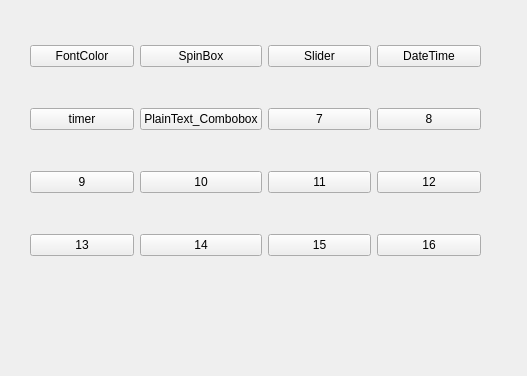
First picture: the form in src/QT_Demo/entry_form.ui, repository dbase/QT_Demo, before the edit.
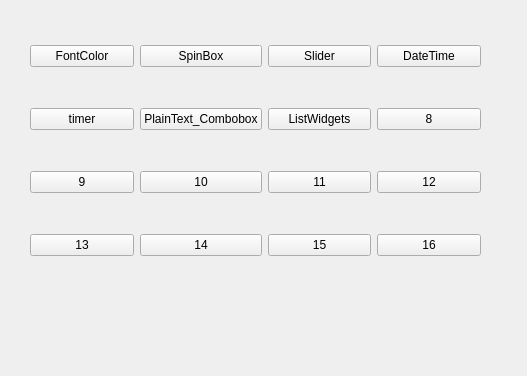
Second picture: the form after the edit.

Commit message: QT_Demo版本：增加学习ListWidgets 控件的界面

```diff
--- a/src/QT_Demo/entry_form.ui
+++ b/src/QT_Demo/entry_form.ui
@@ -89,7 +89,7 @@
     <item row="1" column="2">
      <widget class="QPushButton" name="btn7">
       <property name="text">
-       <string>7</string>
+       <string>ListWidgets</string>
       </property>
      </widget>
     </item>
```
The commit also changes 7 other files.
